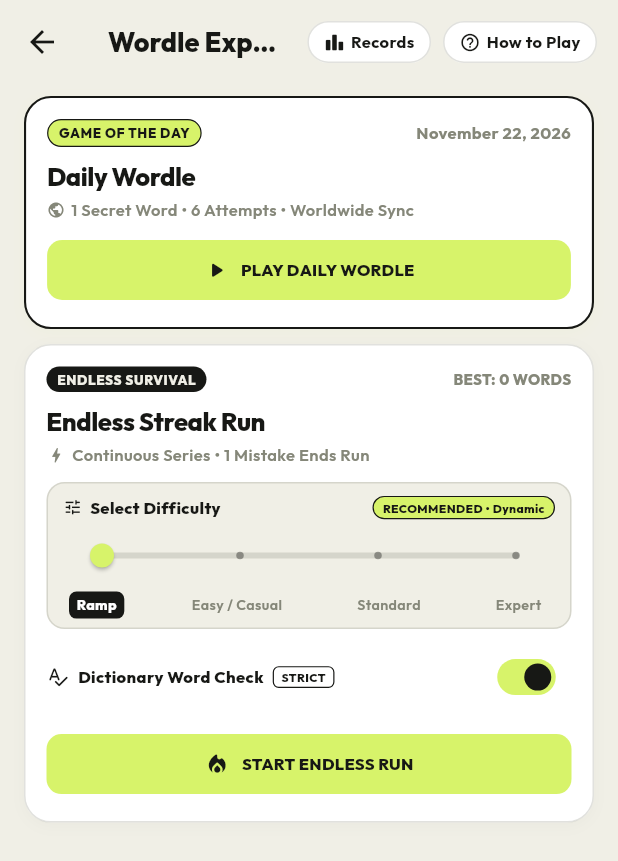
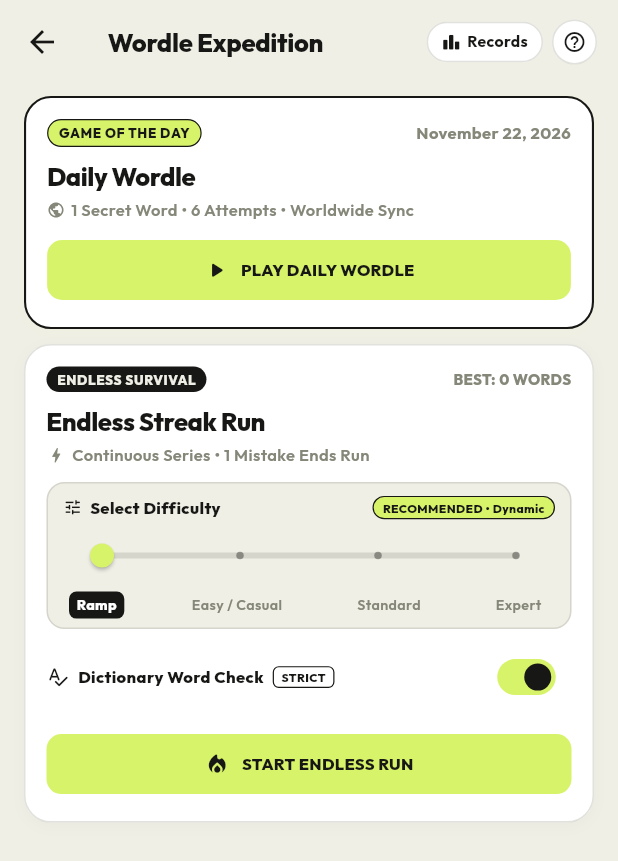
Before and after one commit to imvicky69/xweet-games, a Flutter app: the WordleDetailScreen screen opened directly, on a phone screen of 412 x 824 dp. Shown: the top 861 px of the screen. Run offline on Flutter 3.47's test engine with Material 3 defaults, Android fonts, the phone set to English and light mode, and no system bars; our stand-ins replace google_fonts, package_info_plus, shared_preferences; missing offline and left inert: flame, flame_forge2d; accounts and stored records are empty; project files that could hold a hidden picture were left out.

Commit message:
fix(wordle): refine appbar header to prevent text truncation

```diff
--- a/lib/features/wordle/screens/wordle_detail_screen.dart
+++ b/lib/features/wordle/screens/wordle_detail_screen.dart
@@ -104,9 +104,10 @@ class _WordleDetailScreenState extends State<WordleDetailScreen> {
         title: Text(
           'Wordle Expedition',
           style: GoogleFonts.outfit(
-            fontSize: 18,
+            fontSize: 17,
             fontWeight: FontWeight.w800,
             color: GameColors.carbon,
+            letterSpacing: -0.2,
           ),
         ),
         actions: [
@@ -114,7 +115,7 @@ class _WordleDetailScreenState extends State<WordleDetailScreen> {
             borderRadius: BorderRadius.circular(50),
             onTap: () => _showCareerStatsSheet(context),
             child: Container(
-              padding: const EdgeInsets.symmetric(horizontal: 10, vertical: 5),
+              padding: const EdgeInsets.symmetric(horizontal: 9, vertical: 5),
               decoration: BoxDecoration(
                 color: GameColors.surfaceWhite,
                 borderRadius: BorderRadius.circular(50),
@@ -125,14 +126,14 @@ class _WordleDetailScreenState extends State<WordleDetailScreen> {
                 children: [
                   const Icon(
                     Icons.leaderboard_rounded,
-                    size: 14,
+                    size: 13,
                     color: GameColors.carbon,
                   ),
                   const SizedBox(width: 4),
                   Text(
                     'Records',
                     style: GoogleFonts.outfit(
-                      fontSize: 11,
+                      fontSize: 10.5,
                       fontWeight: FontWeight.w700,
                       color: GameColors.carbon,
                     ),
@@ -141,7 +142,7 @@ class _WordleDetailScreenState extends State<WordleDetailScreen> {
               ),
             ),
           ),
-          const SizedBox(width: 8),
+          const SizedBox(width: 6),
           Padding(
             padding: const EdgeInsets.only(right: 14),
             child: InkWell(
@@ -151,30 +152,16 @@ class _WordleDetailScreenState extends State<WordleDetailScreen> {
                 HowToPlayModal.show(context);
               },
               child: Container(
-                padding: const EdgeInsets.symmetric(horizontal: 10, vertical: 5),
+                padding: const EdgeInsets.all(6),
                 decoration: BoxDecoration(
                   color: GameColors.surfaceWhite,
-                  borderRadius: BorderRadius.circular(50),
+                  shape: BoxShape.circle,
                   border: Border.all(color: GameColors.borderMuted, width: 1),
                 ),
-                child: Row(
-                  mainAxisSize: MainAxisSize.min,
-                  children: [
-                    const Icon(
-                      Icons.help_outline_rounded,
-                      size: 14,
-                      color: GameColors.carbon,
-                    ),
-                    const SizedBox(width: 4),
-                    Text(
-                      'How to Play',
-                      style: GoogleFonts.outfit(
-                        fontSize: 11,
-                        fontWeight: FontWeight.w700,
-                        color: GameColors.carbon,
-                      ),
-                    ),
-                  ],
+                child: const Icon(
+                  Icons.help_outline_rounded,
+                  size: 16,
+                  color: GameColors.carbon,
                 ),
               ),
             ),
```
